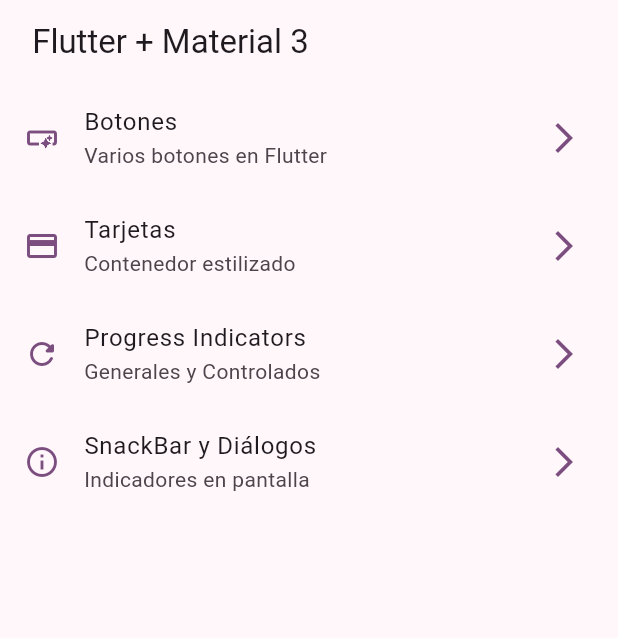
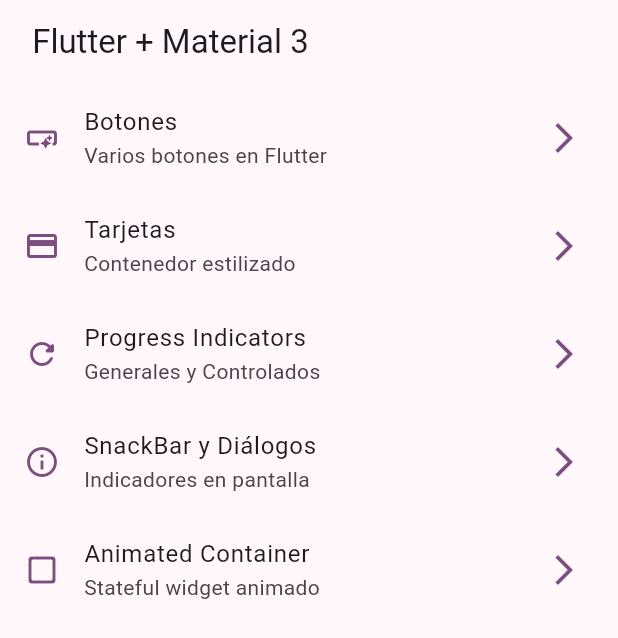
Before and after one commit to JulianOsorio27/componentesFlutter, a Flutter app: the screen it shows after launch, on a phone screen of 412 x 824 dp. Shown: the top 638 px of the screen. Run offline on Flutter 3.47's test engine with Material 3 defaults, Android fonts, the phone set to English and light mode, and no system bars; our stand-ins replace go_router.

Commit message:
animated container terminado

```diff
--- a/lib/config/menu/menu_items.dart
+++ b/lib/config/menu/menu_items.dart
@@ -47,4 +47,11 @@ const appMenuItems = <MenuItems> [
     icon: Icons.info_outline
   ),
 
+  MenuItems(
+    title: 'Animated Container',
+    subTitle:'Stateful widget animado',
+    link: '/animated',
+    icon: Icons.check_box_outline_blank_rounded
+  ),
+
 ];
--- a/lib/config/router/app_router.dart
+++ b/lib/config/router/app_router.dart
@@ -32,5 +32,10 @@ final appRouter = GoRouter(
       name: SnackBarScreen.name,
       builder: (context, state) => const SnackBarScreen(),
     ),
+    GoRoute(
+      path: '/animated',
+      name: AnimatedScreen.name,
+      builder: (context, state) => const AnimatedScreen(),
+    ),
   ],
 );
--- a/lib/main.dart
+++ b/lib/main.dart
@@ -17,7 +17,7 @@ class MainApp extends StatelessWidget {
   Widget build(BuildContext context) {
     // Definimos el roterConfig
     return  MaterialApp.router(
-      title: 'Flutter Widgets',
+      title: 'Flutter Widgets ',
       routerConfig: appRouter,
       debugShowCheckedModeBanner: false,
       theme: AppTheme(selectedColor: 4).getTheme(),
```
Also changed, not shown: lib/presentation/screens/animated/animated_screen.dart (+52 -5 lines).
